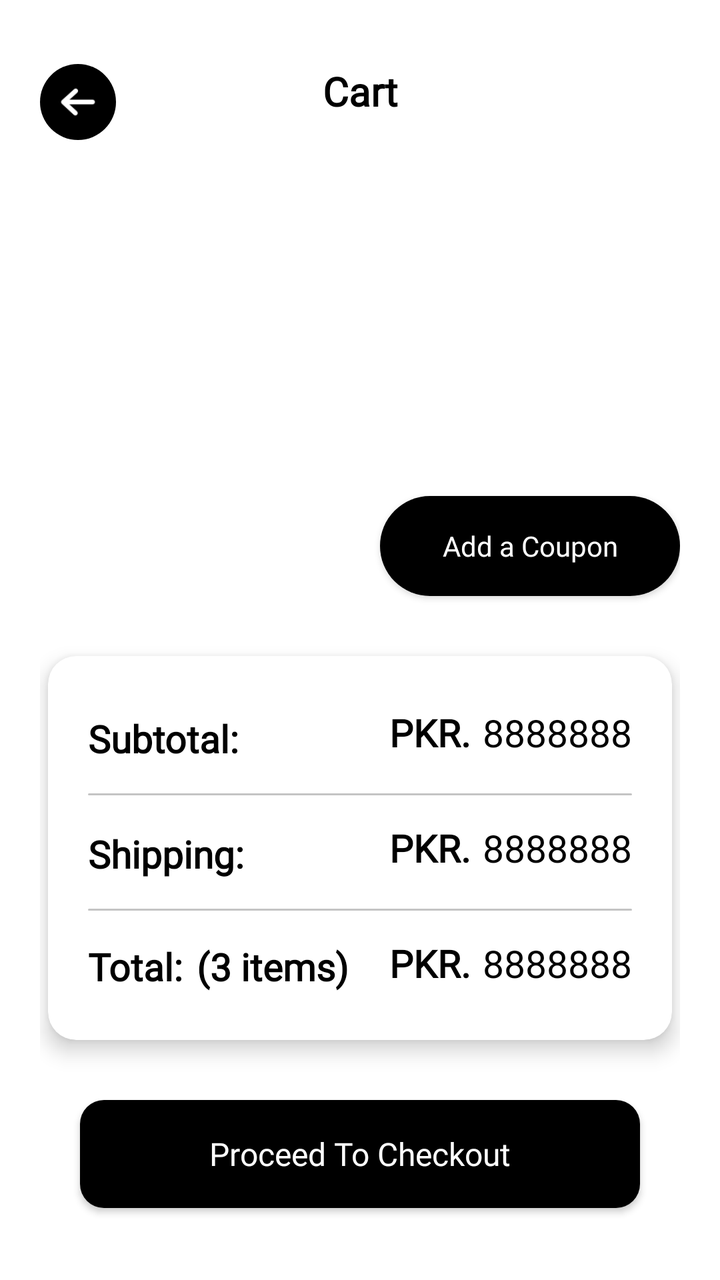
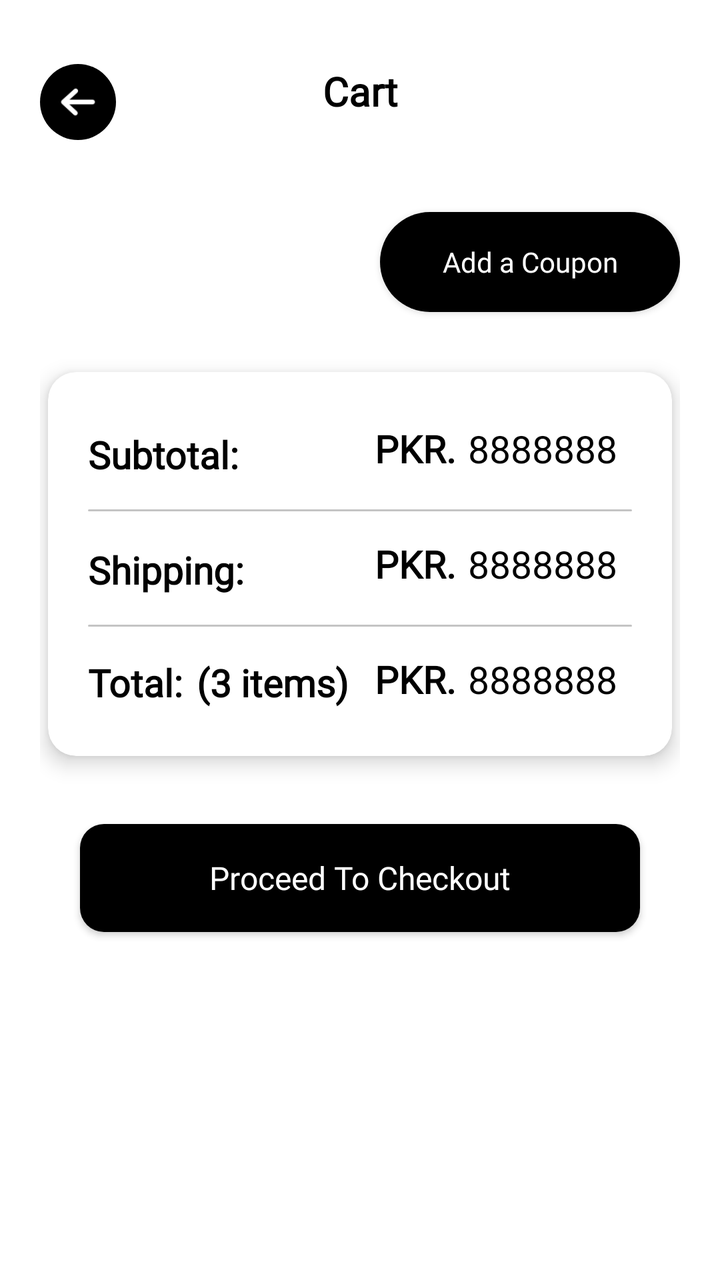

The first picture is an Android layout as it rendered before a commit; the second is the same layout after the commit. The layout source and the unified diff follow.
<!-- AndroidManifest.xml: application theme Theme.SparkleHaven -->
<!-- res/layout/activity_add_to_cart.xml -->
<?xml version="1.0" encoding="utf-8"?>
<androidx.constraintlayout.widget.ConstraintLayout xmlns:android="http://schemas.android.com/apk/res/android"
    xmlns:app="http://schemas.android.com/apk/res-auto"
    xmlns:tools="http://schemas.android.com/tools"
    android:id="@+id/main"
    android:layout_width="match_parent"
    android:layout_height="match_parent"
    android:background="@color/White_Pure"
    tools:context=".product.add_to_cart.AddToCartActivity">

    <LinearLayout
        android:layout_width="match_parent"
        android:layout_height="match_parent"
        android:orientation="vertical"
        android:padding="20dp">

        <LinearLayout
            android:layout_width="match_parent"
            android:layout_height="wrap_content"
            android:layout_marginTop="12dp"
            android:orientation="horizontal">

            <LinearLayout
                android:layout_width="38dp"
                android:layout_height="38dp"
                android:background="@drawable/black_fill_circle_shape"
                android:gravity="center"
                android:padding="7dp">

                <ImageView
                    android:layout_width="wrap_content"
                    android:layout_height="wrap_content"
                    android:src="@drawable/back64"
                    app:tint="@color/white" />

            </LinearLayout>

            <TextView
                android:layout_width="match_parent"
                android:layout_height="wrap_content"
                android:text="Cart"
                android:textColor="@color/black"
                android:textStyle="bold"
                android:textSize="20sp"
                android:textAlignment="center"
                android:layout_weight="1"
                android:fontFamily="@font/cinzel_medium"/>

            <ImageView
                android:layout_width="38dp"
                android:layout_height="38dp"/>

        </LinearLayout>

        <LinearLayout
            android:layout_width="match_parent"
            android:layout_height="match_parent"
            android:layout_weight="1"
            android:layout_marginTop="20dp"
            android:background="@drawable/invisible_circular_background">

            <androidx.recyclerview.widget.RecyclerView
                android:id="@+id/cartItemsRecView"
                android:layout_width="match_parent"
                android:layout_height="match_parent" />

        </LinearLayout>

        <androidx.appcompat.widget.AppCompatButton
            android:layout_width="150dp"
            android:layout_height="50dp"
            android:background="@drawable/black_btn_shape"
            android:text="Add a Coupon"
            android:textAllCaps="false"
            android:layout_marginTop="16dp"
            android:layout_gravity="end"
            android:textColor="@color/white"
            android:fontFamily="@font/lora_medium"/>

        <androidx.cardview.widget.CardView
            android:layout_width="match_parent"
            android:layout_height="wrap_content"
            app:cardElevation="6dp"
            app:cardCornerRadius="14dp"
            android:layout_marginTop="30dp"
            android:layout_marginHorizontal="4dp"
            app:cardBackgroundColor="@color/white">

            <LinearLayout
                android:layout_width="match_parent"
                android:layout_height="match_parent"
                android:orientation="vertical"
                android:padding="20dp">

                <LinearLayout
                    android:layout_width="match_parent"
                    android:layout_height="wrap_content"
                    android:orientation="horizontal"
                    android:layout_marginTop="4dp"
                    android:gravity="center">

                    <TextView
                        android:layout_width="match_parent"
                        android:layout_height="wrap_content"
                        android:text="Subtotal: "
                        android:textSize="19sp"
                        android:textStyle="bold"
                        android:textColor="@color/black"
                        android:layout_marginTop="3dp"
                        android:layout_weight="1"
                        android:fontFamily="@font/cinzel_medium"/>

                    <LinearLayout
                        android:layout_width="match_parent"
                        android:layout_height="wrap_content"
                        android:orientation="horizontal"
                        android:layout_weight="1"
                        android:gravity="end">

                        <TextView
                            android:layout_width="wrap_content"
                            android:layout_height="wrap_content"
                            android:text="PKR."
                            android:textSize="19sp"
                            android:textStyle="bold"
                            android:textColor="@color/black"
                            android:fontFamily="@font/lora_medium"/>

                        <TextView
                            android:id="@+id/subTotalText"
                            android:layout_width="wrap_content"
                            android:layout_height="wrap_content"
                            android:text="8888888"
                            android:textSize="19sp"
                            android:layout_marginStart="6dp"
                            android:textColor="@color/black"
                            android:fontFamily="@font/lora_medium"/>

                    </LinearLayout>

                </LinearLayout>

                <View
                    android:layout_width="match_parent"
                    android:layout_height="1dp"
                    android:layout_marginTop="16dp"
                    android:background="@drawable/grey_line_shape"/>


                <LinearLayout
                    android:layout_width="match_parent"
                    android:layout_height="wrap_content"
                    android:orientation="horizontal"
                    android:layout_marginTop="12dp"
                    android:gravity="center">

                    <TextView
                        android:layout_width="match_parent"
                        android:layout_height="wrap_content"
                        android:text="Shipping: "
                        android:textSize="19sp"
                        android:textStyle="bold"
                        android:textColor="@color/black"
                        android:layout_marginTop="3dp"
                        android:layout_weight="1"
                        android:fontFamily="@font/cinzel_medium"/>

                    <LinearLayout
                        android:layout_width="match_parent"
                        android:layout_height="wrap_content"
                        android:orientation="horizontal"
                        android:layout_weight="1"
                        android:gravity="end">

                        <TextView
                            android:layout_width="wrap_content"
                            android:layout_height="wrap_content"
                            android:text="PKR."
                            android:textSize="19sp"
                            android:textStyle="bold"
                            android:textColor="@color/black"
                            android:fontFamily="@font/lora_medium"/>

                        <TextView
                            android:id="@+id/shippingTotalText"
                            android:layout_width="wrap_content"
                            android:layout_height="wrap_content"
                            android:text="8888888"
                            android:textSize="19sp"
                            android:layout_marginStart="6dp"
                            android:textColor="@color/black"
                            android:fontFamily="@font/lora_medium"/>

                    </LinearLayout>

                </LinearLayout>

                <View
                    android:layout_width="match_parent"
                    android:layout_height="1dp"
                    android:layout_marginTop="16dp"
                    android:background="@drawable/grey_line_shape"/>

                <LinearLayout
                    android:layout_width="match_parent"
                    android:layout_height="wrap_content"
                    android:orientation="horizontal"
                    android:layout_marginTop="12dp"
                    android:layout_marginBottom="4dp"
                    android:gravity="center">

                    <LinearLayout
                        android:layout_width="match_parent"
                        android:layout_height="wrap_content"
                        android:orientation="horizontal"
                        android:layout_weight="1">

                        <TextView
                            android:layout_width="wrap_content"
                            android:layout_height="wrap_content"
                            android:text="Total: "
                            android:textSize="19sp"
                            android:textStyle="bold"
                            android:textColor="@color/black"
                            android:layout_marginTop="3dp"
                            android:fontFamily="@font/cinzel_medium"/>

                        <TextView
                            android:id="@+id/itemTotalText"
                            android:layout_width="wrap_content"
                            android:layout_height="wrap_content"
                            android:text="(3 items)"
                            android:layout_marginStart="2dp"
                            android:textSize="19sp"
                            android:textStyle="bold"
                            android:textColor="@color/black"
                            android:layout_marginTop="3dp"
                            android:fontFamily="@font/cinzel_medium"/>

                    </LinearLayout>

                    <LinearLayout
                        android:layout_width="match_parent"
                        android:layout_height="wrap_content"
                        android:orientation="horizontal"
                        android:layout_weight="1"
                        android:gravity="end">

                        <TextView
                            android:layout_width="wrap_content"
                            android:layout_height="wrap_content"
                            android:text="PKR."
                            android:textSize="19sp"
                            android:textStyle="bold"
                            android:textColor="@color/black"
                            android:fontFamily="@font/lora_medium"/>

                        <TextView
                            android:id="@+id/grandTotalText"
                            android:layout_width="wrap_content"
                            android:layout_height="wrap_content"
                            android:text="8888888"
                            android:textSize="19sp"
                            android:layout_marginStart="6dp"
                            android:textColor="@color/black"
                            android:fontFamily="@font/lora_medium"/>

                    </LinearLayout>

                </LinearLayout>

            </LinearLayout>

        </androidx.cardview.widget.CardView>

        <androidx.appcompat.widget.AppCompatButton
            android:id="@+id/proceedToCheckoutButton"
            android:layout_width="match_parent"
            android:layout_height="54dp"
            android:background="@drawable/black_btn_shape_rounded"
            android:text="Proceed To Checkout"
            android:textColor="@color/white"
            android:layout_marginTop="30dp"
            android:layout_marginHorizontal="20dp"
            android:layout_marginBottom="16dp"
            android:textAllCaps="false"
            android:textSize="16sp"
            android:fontFamily="@font/lora_medium"/>

    </LinearLayout>

</androidx.constraintlayout.widget.ConstraintLayout>
<!-- resources referenced by this layout -->
<resources>
  <color name="White_Pure">#FFFFFFFF</color>
  <color name="black">#FF000000</color>
  <color name="white">#FFFFFFFF</color>
  <!-- drawable back64: png bitmap (drawable, 654 bytes) -->
  <!-- drawable black_btn_shape (drawable) -->
  <?xml version="1.0" encoding="utf-8"?>
  <shape android:shape="rectangle" xmlns:android="http://schemas.android.com/apk/res/android">
      <solid android:color="@color/Black_Pure"/>
      <corners android:radius="45dp"/>
  </shape>
  <!-- drawable black_btn_shape_rounded (drawable) -->
  <?xml version="1.0" encoding="utf-8"?>
  <shape android:shape="rectangle" xmlns:android="http://schemas.android.com/apk/res/android">
      <solid android:color="@color/black"/>
      <corners android:radius="12dp"/>
  </shape>
  <!-- drawable black_fill_circle_shape (drawable) -->
  <?xml version="1.0" encoding="utf-8"?>
  <shape android:shape="rectangle" xmlns:android="http://schemas.android.com/apk/res/android">
      <solid android:color="@color/black"/>
      <corners android:radius="300dp"/>
  </shape>
  <!-- drawable grey_line_shape (drawable) -->
  <?xml version="1.0" encoding="utf-8"?>
  <shape android:shape="rectangle" xmlns:android="http://schemas.android.com/apk/res/android">
      <corners android:radius="30dp"/>
      <solid android:color="@color/Hint_Color"/>
  </shape>
  <!-- drawable invisible_circular_background (drawable) -->
  <?xml version="1.0" encoding="utf-8"?>
  <shape android:shape="rectangle" xmlns:android="http://schemas.android.com/apk/res/android">
      <corners android:radius="30dp"/>
      <solid android:color="@android:color/transparent"/>
  </shape>
  <style name="Theme.SparkleHaven" parent="Base.Theme.SparkleHaven" />
  <color name="Black_Pure">#FF000000</color>
  <color name="Hint_Color">#C4C4C4</color>
  <style name="Base.Theme.SparkleHaven" parent="Theme.Material3.DayNight.NoActionBar">
          
          
      </style>
</resources>

<!-- the commit's change to res/layout/activity_add_to_cart.xml (unified diff, before → after) -->
@@ -1,5 +1,5 @@
 <?xml version="1.0" encoding="utf-8"?>
-<androidx.constraintlayout.widget.ConstraintLayout xmlns:android="http://schemas.android.com/apk/res/android"
+<ScrollView xmlns:android="http://schemas.android.com/apk/res/android"
     xmlns:app="http://schemas.android.com/apk/res-auto"
     xmlns:tools="http://schemas.android.com/tools"
     android:id="@+id/main"
@@ -115,7 +115,7 @@
                         android:layout_height="wrap_content"
                         android:orientation="horizontal"
                         android:layout_weight="1"
-                        android:gravity="end">
+                        android:gravity="center">
 
                         <TextView
                             android:layout_width="wrap_content"
@@ -132,6 +132,7 @@
                             android:layout_height="wrap_content"
                             android:text="8888888"
                             android:textSize="19sp"
+                            android:maxLines="3"
                             android:layout_marginStart="6dp"
                             android:textColor="@color/black"
                             android:fontFamily="@font/lora_medium"/>
@@ -170,7 +171,7 @@
                         android:layout_height="wrap_content"
                         android:orientation="horizontal"
                         android:layout_weight="1"
-                        android:gravity="end">
+                        android:gravity="center">
 
                         <TextView
                             android:layout_width="wrap_content"
@@ -187,6 +188,7 @@
                             android:layout_height="wrap_content"
                             android:text="8888888"
                             android:textSize="19sp"
+                            android:maxLines="2"
                             android:layout_marginStart="6dp"
                             android:textColor="@color/black"
                             android:fontFamily="@font/lora_medium"/>
@@ -244,7 +246,7 @@
                         android:layout_height="wrap_content"
                         android:orientation="horizontal"
                         android:layout_weight="1"
-                        android:gravity="end">
+                        android:gravity="center">
 
                         <TextView
                             android:layout_width="wrap_content"
@@ -261,6 +263,7 @@
                             android:layout_height="wrap_content"
                             android:text="8888888"
                             android:textSize="19sp"
+                            android:maxLines="4"
                             android:layout_marginStart="6dp"
                             android:textColor="@color/black"
                             android:fontFamily="@font/lora_medium"/>
@@ -280,13 +283,13 @@
             android:background="@drawable/black_btn_shape_rounded"
             android:text="Proceed To Checkout"
             android:textColor="@color/white"
-            android:layout_marginTop="30dp"
+            android:layout_marginTop="34dp"
             android:layout_marginHorizontal="20dp"
-            android:layout_marginBottom="16dp"
+            android:layout_marginBottom="12dp"
             android:textAllCaps="false"
             android:textSize="16sp"
             android:fontFamily="@font/lora_medium"/>
 
     </LinearLayout>
 
-</androidx.constraintlayout.widget.ConstraintLayout>
+</ScrollView>
